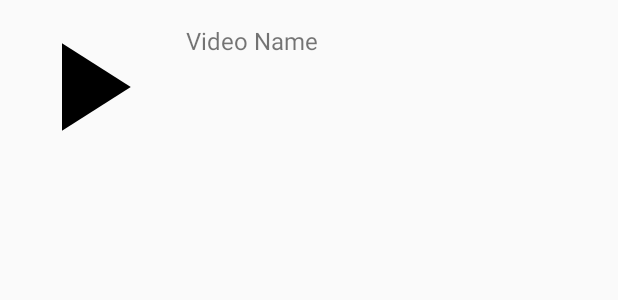
After one commit to Rudius-Greilat/Video-to-GIF, an Android app built with Jetpack Compose: the layout video_item.xml on its own in the app's theme, with its tools: preview values and no code run, on a phone screen of 412 x 824 dp. The commit adds this screen. Shown: the top 300 px of the screen. Run offline under Robolectric (Android 15) with nearby library versions, the phone set to English and light mode, and no system bars.

Commit message:
初步实现页面跳转，视频选择功能

```diff
--- a/Video-to-GIF/app/build.gradle.kts
+++ b/Video-to-GIF/app/build.gradle.kts
@@ -70,5 +70,7 @@ dependencies {
     implementation (libs.ffmpeg.full)
     implementation (libs.material)
 
+    implementation("com.github.bumptech.glide:glide:4.15.0")
+    annotationProcessor("com.github.bumptech.glide:compiler:4.15.0")
 
 }
--- /dev/null
+++ b/Video-to-GIF/app/src/main/res/drawable/ic_check_circle.xml
@@ -0,0 +1,9 @@
+<vector xmlns:android="http://schemas.android.com/apk/res/android"
+    android:width="24dp"
+    android:height="24dp"
+    android:viewportWidth="24"
+    android:viewportHeight="24">
+    <path
+        android:fillColor="#4CAF50"
+        android:pathData="M12,2C6.48,2 2,6.48 2,12C2,17.52 6.48,22 12,22C17.52,22 22,17.52 22,12C22,6.48 17.52,2 12,2ZM10,16L6,12L7.41,10.59L10,13.17L16.59,6.59L18,8L10,16Z"/>
+</vector>
--- /dev/null
+++ b/Video-to-GIF/app/src/main/res/drawable/ic_video_placeholder.xml
@@ -0,0 +1,9 @@
+<vector xmlns:android="http://schemas.android.com/apk/res/android"
+    android:width="24dp"
+    android:height="24dp"
+    android:viewportWidth="24"
+    android:viewportHeight="24">
+    <path
+        android:fillColor="#000000"
+        android:pathData="M8,5V19L19,12L8,5Z"/>
+</vector>
--- a/Video-to-GIF/app/src/main/res/layout/activity_main.xml
+++ b/Video-to-GIF/app/src/main/res/layout/activity_main.xml
@@ -71,7 +71,7 @@
             android:drawablePadding="-20dp"/>
 
         <Button
-            android:id="@+id/btn_image"
+            android:id="@+id/btn_album"
             android:layout_width="80dp"
             android:layout_height="80dp"
             android:layout_marginBottom="110dp"
--- a/Video-to-GIF/app/src/main/res/layout/select.xml
+++ /dev/null
@@ -1,6 +0,0 @@
-<?xml version="1.0" encoding="utf-8"?>
-<androidx.constraintlayout.widget.ConstraintLayout xmlns:android="http://schemas.android.com/apk/res/android"
-    android:layout_width="match_parent"
-    android:layout_height="match_parent">
-
-</androidx.constraintlayout.widget.ConstraintLayout>
--- /dev/null
+++ b/Video-to-GIF/app/src/main/res/layout/video_item.xml
@@ -0,0 +1,40 @@
+<?xml version="1.0" encoding="utf-8"?>
+<RelativeLayout xmlns:android="http://schemas.android.com/apk/res/android"
+    android:layout_width="match_parent"
+    android:layout_height="wrap_content"
+    android:padding="8dp"
+    android:orientation="horizontal">
+
+    <!-- 视频缩略图 -->
+    <ImageView
+        android:id="@+id/video_thumbnail"
+        android:layout_width="100dp"
+        android:layout_height="100dp"
+        android:src="@drawable/ic_video_placeholder"
+        android:contentDescription="Video Thumbnail"
+        android:layout_alignParentStart="true"
+        android:layout_centerVertical="true"
+        android:layout_marginEnd="16dp"/>
+
+    <!-- 视频文件名 -->
+    <TextView
+        android:id="@+id/video_name"
+        android:layout_width="wrap_content"
+        android:layout_height="wrap_content"
+        android:text="Video Name"
+        android:textSize="16sp"
+        android:layout_alignParentTop="true"
+        android:layout_toEndOf="@id/video_thumbnail"
+        android:layout_marginTop="8dp"/>
+
+    <!-- 视频选中标记 -->
+    <ImageView
+        android:id="@+id/checkmark"
+        android:layout_width="24dp"
+        android:layout_height="24dp"
+        android:src="@drawable/ic_check_circle"
+        android:layout_alignParentEnd="true"
+        android:layout_centerVertical="true"
+        android:visibility="gone"/>
+
+</RelativeLayout>
```
Also changed, not shown: Video-to-GIF/app/src/main/AndroidManifest.xml (+10 -0 lines), Video-to-GIF/app/src/main/java/com/example/video_to_gif/MainActivity.kt (+23 -0 lines), Video-to-GIF/app/src/main/java/com/example/video_to_gif/VideoAdapter.kt (added, +52 -0 lines), Video-to-GIF/app/src/main/java/com/example/video_to_gif/VideoPlayActivity.kt (added, +53 -0 lines), Video-to-GIF/app/src/main/java/com/example/video_to_gif/VideoSelectActivity.kt (added, +138 -0 lines), Video-to-GIF/app/src/main/res/drawable/settings.xml (+8 -3 lines), Video-to-GIF/app/src/main/res/layout/activity_video_play.xml (added, +11 -0 lines), Video-to-GIF/app/src/main/res/layout/video_select_activity.xml (added, +39 -0 lines).
